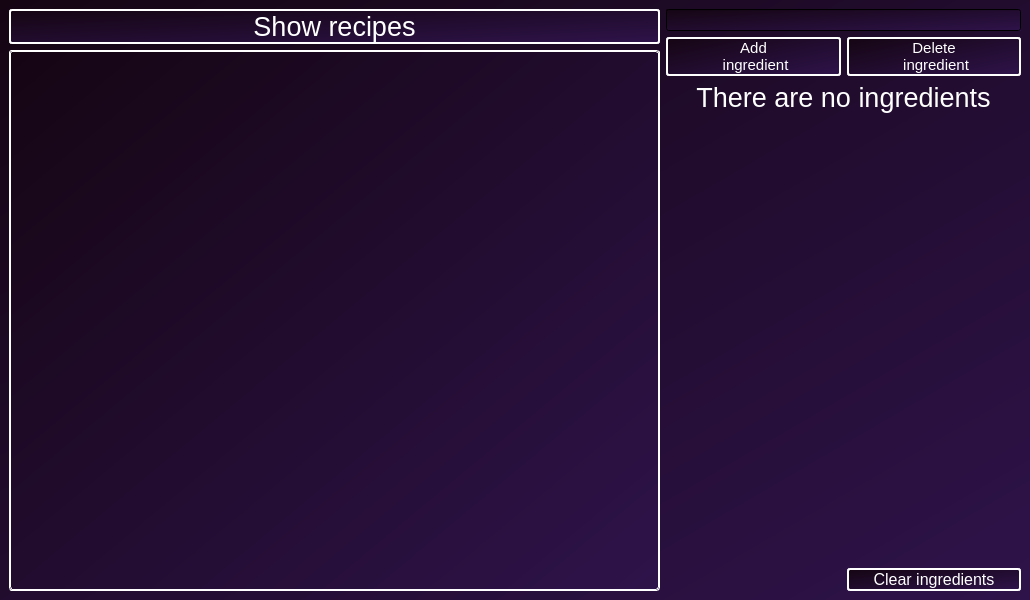
First picture: the form in studentcook/mainwindow.ui, repository ovidiubachmatchi/StudentCookCPP, before the edit.
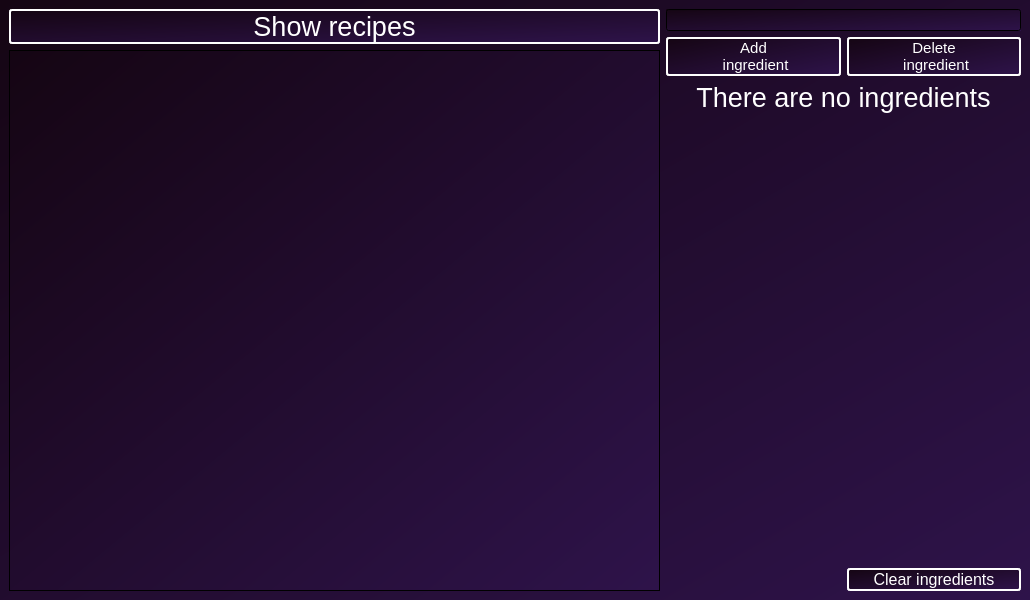
Second picture: the form after the edit.

```diff
--- a/studentcook/mainwindow.ui
+++ b/studentcook/mainwindow.ui
@@ -153,7 +153,13 @@
              <string notr="true">color: white;
 font: 15pt;
 border: 1px solid white;
-border-radius: 3px;</string>
+border-radius: 3px;
+QLabel {
+color: white;
+font: 15pt;
+border: 1px solid white;
+border-radius: 3px;
+}</string>
             </property>
             <property name="widgetResizable">
              <bool>true</bool>
```
